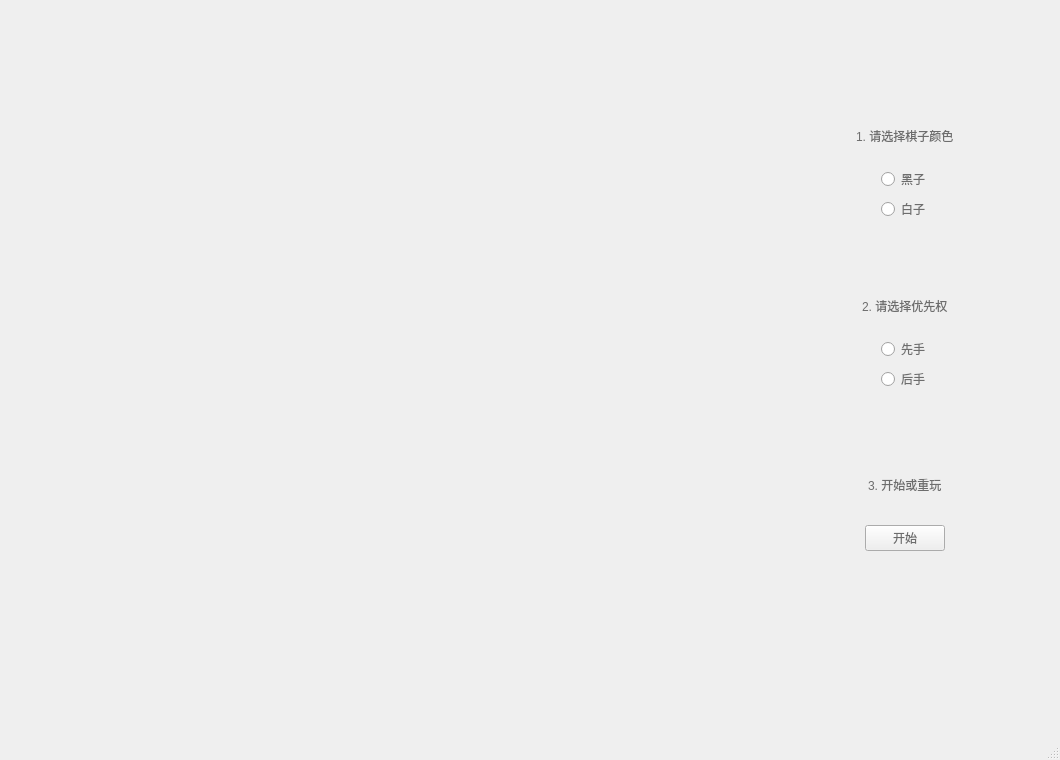
Oxygen-L/Gobang, file mainwindow.ui: the form before one commit.
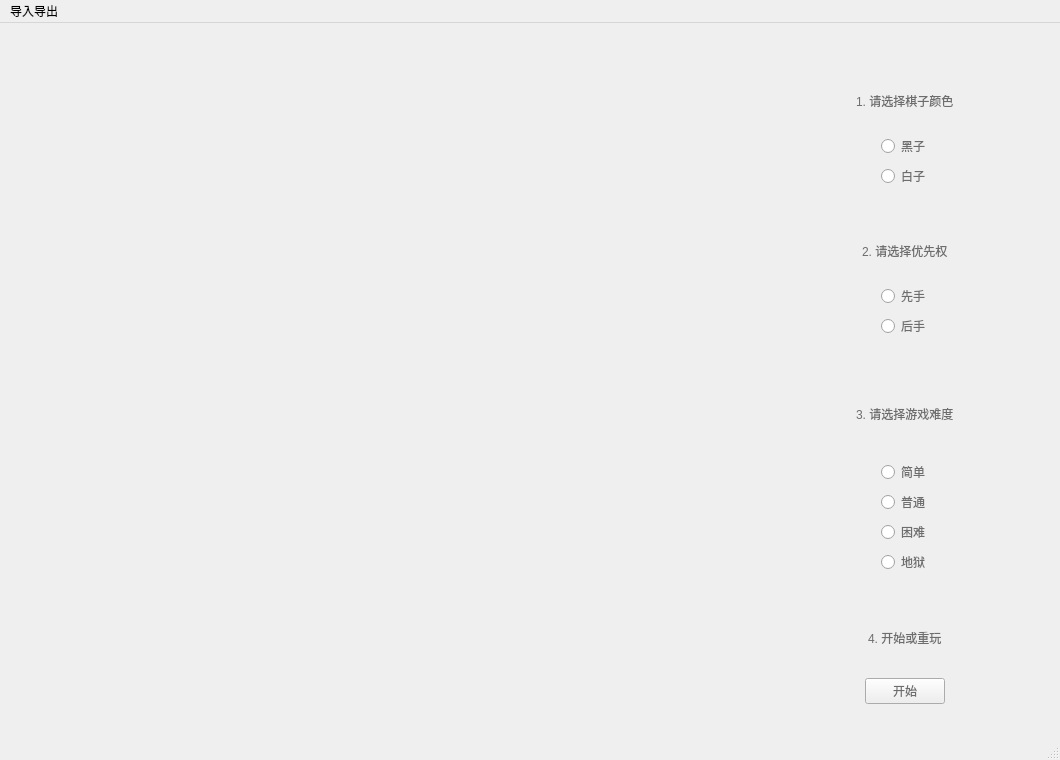
The form after the commit.

```diff
--- a/mainwindow.ui
+++ b/mainwindow.ui
@@ -36,9 +36,9 @@
     <property name="geometry">
      <rect>
       <x>810</x>
-      <y>110</y>
+      <y>50</y>
       <width>191</width>
-      <height>111</height>
+      <height>115</height>
      </rect>
     </property>
     <layout class="QVBoxLayout" name="BW">
@@ -81,9 +81,9 @@
     <property name="geometry">
      <rect>
       <x>810</x>
-      <y>280</y>
+      <y>200</y>
       <width>191</width>
-      <height>111</height>
+      <height>115</height>
      </rect>
     </property>
     <layout class="QVBoxLayout" name="FS">
@@ -126,20 +126,20 @@
     <property name="geometry">
      <rect>
       <x>810</x>
-      <y>450</y>
+      <y>580</y>
       <width>191</width>
       <height>101</height>
      </rect>
     </property>
     <layout class="QVBoxLayout" name="SR">
      <item alignment="Qt::AlignHCenter">
-      <widget class="QLabel" name="select3">
+      <widget class="QLabel" name="select4">
        <property name="styleSheet">
-        <string notr="true">font: 14pt &quot;微软雅黑&quot;;
+        <string notr="true">font: 15pt &quot;微软雅黑&quot;;
 color: rgb(109, 109, 109);</string>
        </property>
        <property name="text">
-        <string>3. 开始或重玩</string>
+        <string>4. 开始或重玩</string>
        </property>
       </widget>
      </item>
@@ -156,6 +156,73 @@
      </item>
     </layout>
    </widget>
+   <widget class="QWidget" name="verticalLayoutWidget_4">
+    <property name="geometry">
+     <rect>
+      <x>810</x>
+      <y>350</y>
+      <width>191</width>
+      <height>201</height>
+     </rect>
+    </property>
+    <layout class="QVBoxLayout" name="verticalLayout">
+     <item alignment="Qt::AlignHCenter">
+      <widget class="QLabel" name="select3">
+       <property name="styleSheet">
+        <string notr="true">font: 15pt &quot;微软雅黑&quot;;
+color: rgb(109, 109, 109);</string>
+       </property>
+       <property name="text">
+        <string>3. 请选择游戏难度</string>
+       </property>
+      </widget>
+     </item>
+     <item alignment="Qt::AlignHCenter">
+      <widget class="QRadioButton" name="diff1">
+       <property name="styleSheet">
+        <string notr="true">font: 18pt &quot;微软雅黑&quot;;
+color: rgb(109, 109, 109);</string>
+       </property>
+       <property name="text">
+        <string>简单</string>
+       </property>
+      </widget>
+     </item>
+     <item alignment="Qt::AlignHCenter">
+      <widget class="QRadioButton" name="diff2">
+       <property name="styleSheet">
+        <string notr="true">font: 18pt &quot;微软雅黑&quot;;
+color: rgb(109, 109, 109);</string>
+       </property>
+       <property name="text">
+        <string>普通</string>
+       </property>
+      </widget>
+     </item>
+     <item alignment="Qt::AlignHCenter">
+      <widget class="QRadioButton" name="diff3">
+       <property name="styleSheet">
+        <string notr="true">font: 18pt &quot;微软雅黑&quot;;
+color: rgb(109, 109, 109);</string>
+       </property>
+       <property name="text">
+        <string>困难</string>
+       </property>
+      </widget>
+     </item>
+     <item alignment="Qt::AlignHCenter">
+      <widget class="QRadioButton" name="diff4">
+       <property name="styleSheet">
+        <string notr="true">font: 18pt &quot;微软雅黑&quot;;
+color: rgb(109, 109, 109);</string>
+       </property>
+       <property name="text">
+        <string>地狱</string>
+       </property>
+      </widget>
+     </item>
+    </layout>
+   </widget>
   </widget>
   <widget class="QMenuBar" name="menubar">
    <property name="geometry">
@@ -163,9 +230,17 @@
      <x>0</x>
      <y>0</y>
      <width>1060</width>
-     <height>25</height>
+     <height>24</height>
     </rect>
    </property>
+   <widget class="QMenu" name="menu">
+    <property name="title">
+     <string>导入导出</string>
+    </property>
+    <addaction name="import_chess"/>
+    <addaction name="export_chess"/>
+   </widget>
+   <addaction name="menu"/>
   </widget>
   <widget class="QStatusBar" name="statusbar"/>
  </widget>
```
Left out of the diff: 14 changed lines with no effect on the pictures.
